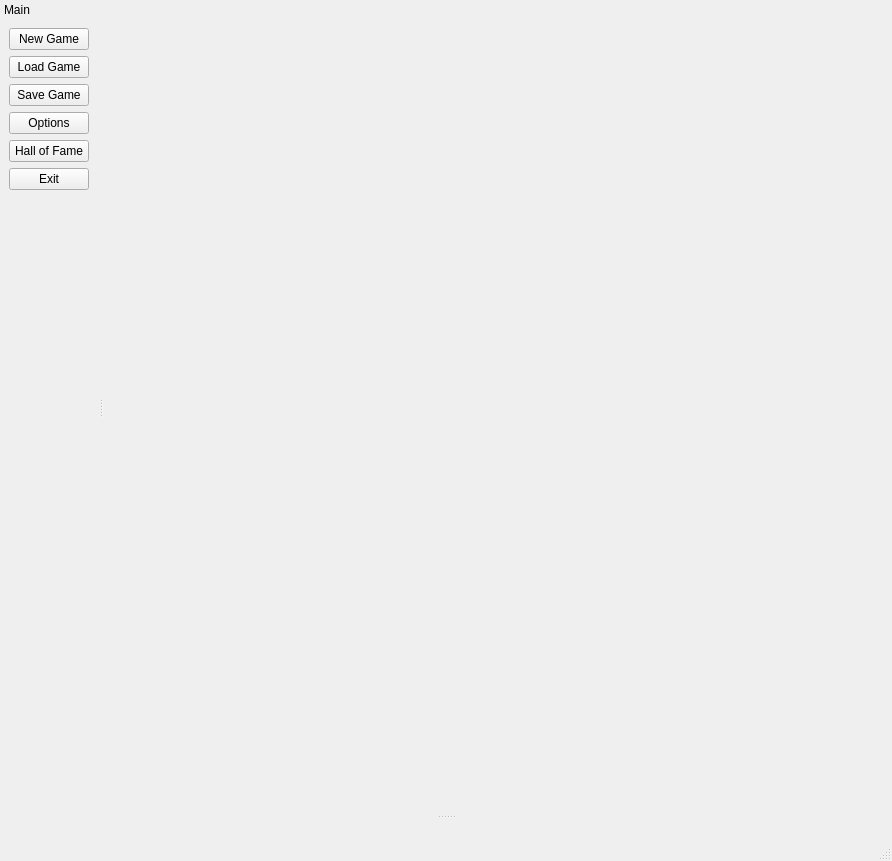
Old version of the form GUI/2DGUI/MainWindow.ui in the repository mbrucher/TBSE.
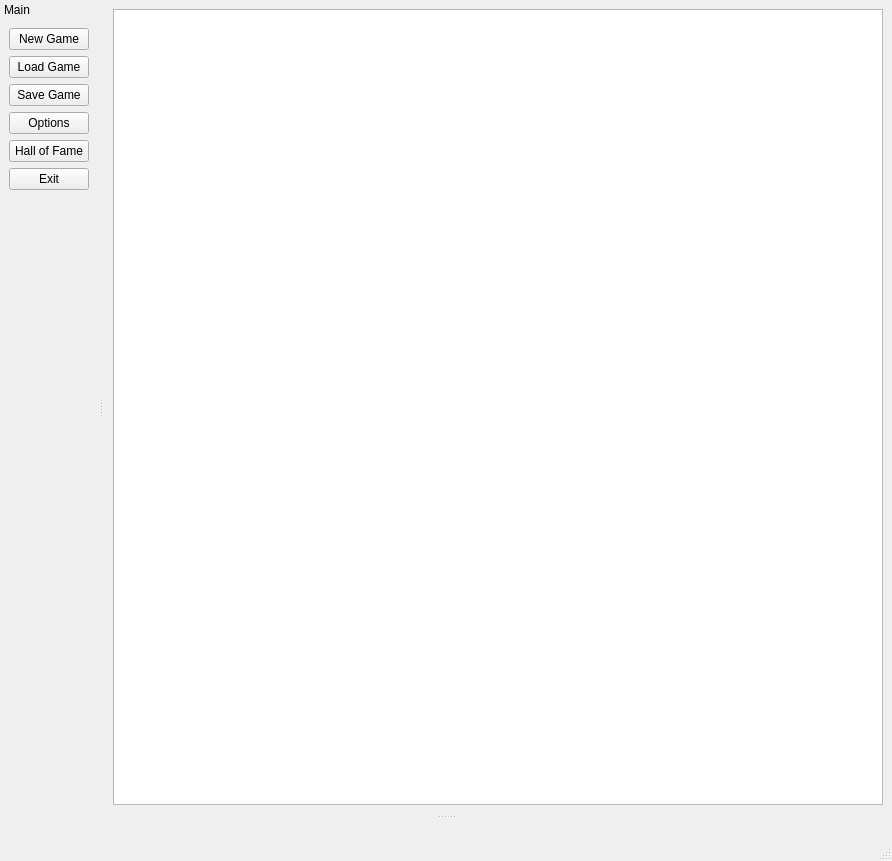
New version of the form.

```diff
--- a/GUI/2DGUI/MainWindow.ui
+++ b/GUI/2DGUI/MainWindow.ui
@@ -14,7 +14,11 @@
    <string>TGSE</string>
   </property>
   <widget class="QWidget" name="centralwidget">
-   <layout class="QGridLayout" name="gridLayout"/>
+   <layout class="QGridLayout" name="gridLayout">
+    <item row="0" column="0">
+     <widget class="QGraphicsView" name="graphicsView"/>
+    </item>
+   </layout>
   </widget>
   <widget class="QMenuBar" name="menubar">
    <property name="geometry">
```
Left out of the diff: 2 changed lines with no effect on the pictures.
